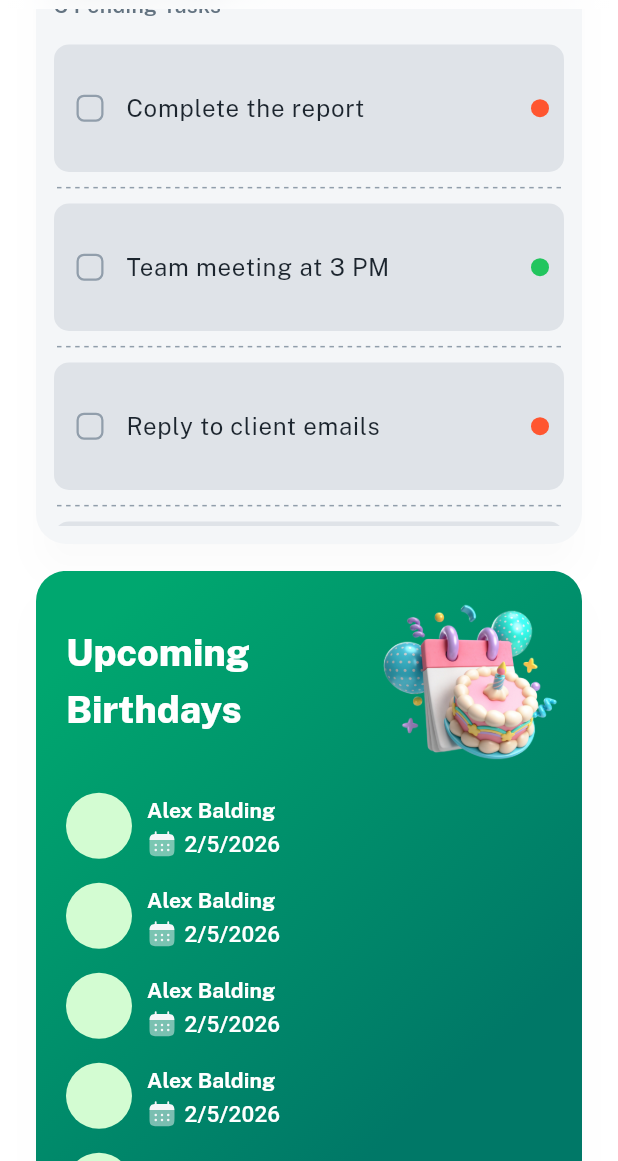
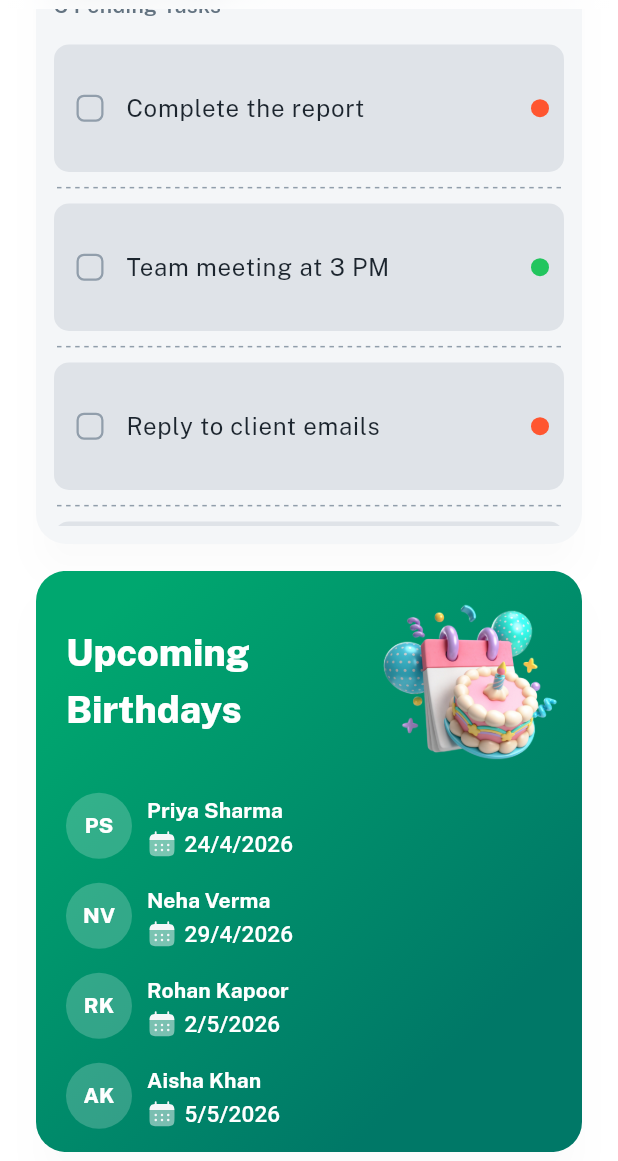
Before and after one commit to Yash-Nautiyal/employeeOS_mobile, a Flutter app: the screen it shows once a user with an empty profile is signed in, scrolled down 1152 dp, on a phone screen of 412 x 824 dp, the part 75-1236 px from its top. Run offline on Flutter 3.47's test engine with Material 3 defaults, Android fonts, the phone set to English and light mode, and no system bars; drawn by our look-alikes of badges; our stand-ins replace bloc, connectivity_plus, dotted_border, dropdown_button2, emoji_picker_flutter, equatable and 17 more; missing offline and left inert: avatar_stack, fast_cached_network_image, flutter_file_downloader, flutter_popup, flutter_quill, flutter_quill_delta_from_html and 6 more; accounts and stored records are empty; Roboto replaces fonts that are missing (PublicSans); project files that could hold a hidden picture were left out.

Commit message:
Refactor user dashboard and birthday container components for improved data display and UI
- Updated user dashboard to reflect new metrics and icons, including tasks and notifications.
- Enhanced analytics container to support customizable icon colors.
- Introduced a structured birthday entry model in the birthday container for better data management.
- Improved birthday list rendering with dynamic data and user initials display.
- Updated welcome header text for clearer user guidance.
- Refined user profile to ensure proper handling of social links data.

```diff
--- a/lib/view/dashboard/presentation/pages/user_dashboard_view.dart
+++ b/lib/view/dashboard/presentation/pages/user_dashboard_view.dart
@@ -28,15 +28,16 @@ class UserDashboardView extends StatelessWidget {
           valueColor: AppPallete.secondaryDarker,
           icon: 'assets/icons/glass/ic-glass-users.svg',
           title: 'New Users',
-          value: '86.6K'),
+          value: '30'),
       AnalyticsContainer(
           theme: theme,
+          iconColor: AppPallete.successDark,
           color: AppPallete.successLighter,
           titleColor: AppPallete.successDark,
           valueColor: AppPallete.successDarker,
-          icon: 'assets/icons/glass/ic-glass-bag.svg',
-          title: 'Weekly Sales',
-          value: '2.6K'),
+          icon: 'assets/icons/common/solid/ic-solar-clipboard.svg',
+          title: 'Tasks',
+          value: '5'),
       AnalyticsContainer(
           theme: theme,
           color: AppPallete.errorLighter,
@@ -47,12 +48,13 @@ class UserDashboardView extends StatelessWidget {
           value: '123'),
       AnalyticsContainer(
           theme: theme,
+          iconColor: AppPallete.warningDark,
           color: AppPallete.warningLighter,
           titleColor: AppPallete.warningDark,
           valueColor: AppPallete.warningDarker,
-          icon: 'assets/icons/glass/ic-glass-buy.svg',
-          title: 'Purchase Order',
-          value: '2K')
+          icon: 'assets/icons/ic-bell.svg',
+          title: 'Notifications',
+          value: '15')
     ];
 
     return SingleChildScrollView(
--- a/lib/view/dashboard/presentation/widgets/analytics_container.dart
+++ b/lib/view/dashboard/presentation/widgets/analytics_container.dart
@@ -9,6 +9,7 @@ class AnalyticsContainer extends StatelessWidget {
   final String icon;
   final String title;
   final String value;
+  final Color? iconColor;
   const AnalyticsContainer(
       {super.key,
       required this.theme,
@@ -17,7 +18,8 @@ class AnalyticsContainer extends StatelessWidget {
       required this.valueColor,
       required this.icon,
       required this.title,
-      required this.value});
+      required this.value,
+      this.iconColor});
 
   @override
   Widget build(BuildContext context) {
@@ -56,7 +58,8 @@ class AnalyticsContainer extends StatelessWidget {
       child: Column(
         crossAxisAlignment: CrossAxisAlignment.start,
         children: [
-          SvgPicture.asset(width: isWideScreen ? 60 : 40, icon),
+          SvgPicture.asset(
+              width: isWideScreen ? 60 : 40, icon, color: iconColor),
           const SizedBox(
             height: 15,
           ),
--- a/lib/view/dashboard/presentation/widgets/birthday_container.dart
+++ b/lib/view/dashboard/presentation/widgets/birthday_container.dart
@@ -1,6 +1,16 @@
 import 'package:employeeos/core/theme/app_pallete.dart';
 import 'package:flutter/material.dart';
 import 'package:flutter_svg/flutter_svg.dart';
+
+class _BirthdayEntry {
+  final String name;
+  final DateTime birthday;
+
+  const _BirthdayEntry({
+    required this.name,
+    required this.birthday,
+  });
+}
 
 class BirthdayContainer extends StatelessWidget {
   final ThemeData theme;
@@ -14,6 +24,25 @@ class BirthdayContainer extends StatelessWidget {
     final isPortrait =
         MediaQuery.of(context).orientation == Orientation.portrait;
     final isWideScreen = !isPortrait || wideScreen;
+    final birthdays = <_BirthdayEntry>[
+      _BirthdayEntry(
+        name: 'Priya Sharma',
+        birthday: DateTime(2026, 4, 24),
+      ),
+      _BirthdayEntry(
+        name: 'Neha Verma',
+        birthday: DateTime(2026, 4, 29),
+      ),
+      _BirthdayEntry(
+        name: 'Rohan Kapoor',
+        birthday: DateTime(2026, 5, 2),
+      ),
+      _BirthdayEntry(
+        name: 'Aisha Khan',
+        birthday: DateTime(2026, 5, 5),
+      ),
+    ];
+
     return Card(
       elevation: 10,
       shadowColor: theme.shadowColor,
@@ -38,6 +67,7 @@ class BirthdayContainer extends StatelessWidget {
           padding: const EdgeInsets.only(right: 0, left: 20),
           constraints: BoxConstraints(maxHeight: maxHeight),
           child: Column(
+            mainAxisSize: MainAxisSize.min,
             children: [
               Row(
                 children: [
@@ -60,22 +90,42 @@ class BirthdayContainer extends StatelessWidget {
               Flexible(
                 child: ListView.builder(
                   shrinkWrap: true,
-                  itemCount: 5,
+                  itemCount: birthdays.length,
                   padding: EdgeInsets.zero,
-                  itemBuilder: (context, index) => Container(
+                  itemBuilder: (context, index) {
+                    final entry = birthdays[index];
+                    final initials = entry.name
+                        .split(' ')
+                        .where((part) => part.isNotEmpty)
+                        .take(2)
+                        .map((part) => part[0])
+                        .join()
+                        .toUpperCase();
+                    final birthdayDate =
+                        '${entry.birthday.day}/${entry.birthday.month}/${entry.birthday.year}';
+
+                    return Container(
                       padding: const EdgeInsets.only(bottom: 15),
                       child: Row(
                         crossAxisAlignment: CrossAxisAlignment.center,
                         children: [
                           CircleAvatar(
                             radius: isWideScreen ? 25 : 22,
+                            backgroundColor: AppPallete.white.withOpacity(.2),
+                            child: Text(
+                              initials,
+                              style: theme.textTheme.labelLarge?.copyWith(
+                                color: AppPallete.white,
+                                fontWeight: FontWeight.w800,
+                              ),
+                            ),
                           ),
                           const SizedBox(width: 10),
                           Column(
                             crossAxisAlignment: CrossAxisAlignment.start,
                             children: [
                               Text(
-                              'Alex Balding',
+                                entry.name,
                                 style: theme.textTheme.labelLarge
                                     ?.copyWith(color: AppPallete.white),
                               ),
@@ -91,7 +141,7 @@ class BirthdayContainer extends StatelessWidget {
                                     width: 5,
                                   ),
                                   Text(
-                                  '${DateTime.now().add(const Duration(days: 10)).day}/${DateTime.now().add(const Duration(days: 10)).month}/${DateTime.now().add(const Duration(days: 10)).year}',
+                                    birthdayDate,
                                     style: theme.textTheme.titleSmall?.copyWith(
                                         fontSize: 15, color: AppPallete.white),
                                   ),
@@ -101,7 +151,8 @@ class BirthdayContainer extends StatelessWidget {
                           )
                         ],
                       ),
-                  ),
+                    );
+                  },
                 ),
               )
             ],
--- a/lib/view/dashboard/presentation/widgets/welcome_header.dart
+++ b/lib/view/dashboard/presentation/widgets/welcome_header.dart
@@ -69,7 +69,7 @@ class WelcomeHeader extends StatelessWidget {
                           padding: const EdgeInsets.symmetric(horizontal: 30.0),
                           child: Text(
                             textAlign: TextAlign.center,
-                            "If you are going to use a passage of Lorem Ipsum, you need to be sure there isn't anything.",
+                            'Track tasks, messages, and team activity in one place to stay focused and move work forward.',
                             style: theme.textTheme.titleMedium?.copyWith(
                                 fontWeight: FontWeight.w700,
                                 fontSize: 15,
--- a/lib/view/user_management/presentation/pages/user_profile.dart
+++ b/lib/view/user_management/presentation/pages/user_profile.dart
@@ -41,8 +41,8 @@ class _UserProfileState extends State<UserProfile>
   @override
   Widget build(BuildContext context) {
     final theme = Theme.of(context);
-    final socialLinks = _profile?.metadata?['social_links'] ?? {};
-    print(socialLinks);
+    final socialLinks =
+        _profile?.metadata?['social_links'] as Map<String, dynamic>? ?? {};
     return SingleChildScrollView(
       padding:
           EdgeInsets.only(top: MediaQuery.of(context).padding.top, bottom: 16),
```
Also changed, not shown: assets/icons/common/solid/ic-solar-checklist-bold-duotone.svg (added). Lines whose indentation alone changed are shown as unchanged.
